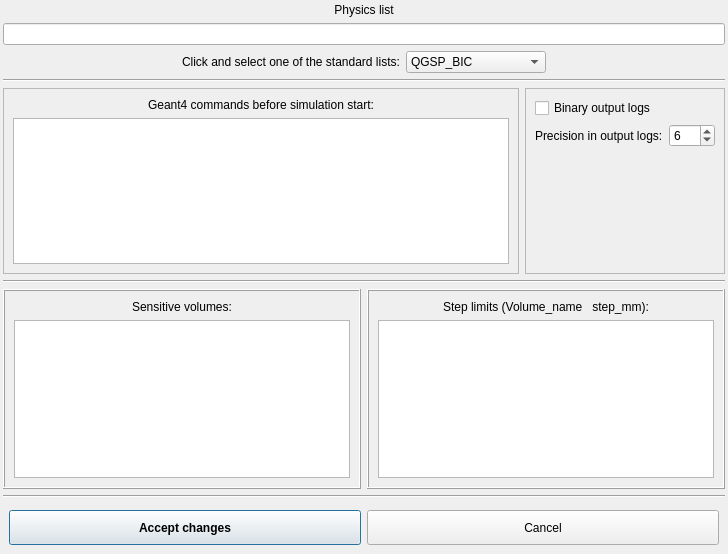
Above: src/gui/ageant4configdialog.ui from andrmor/ANTS2 before the change. Below: the same form after it.
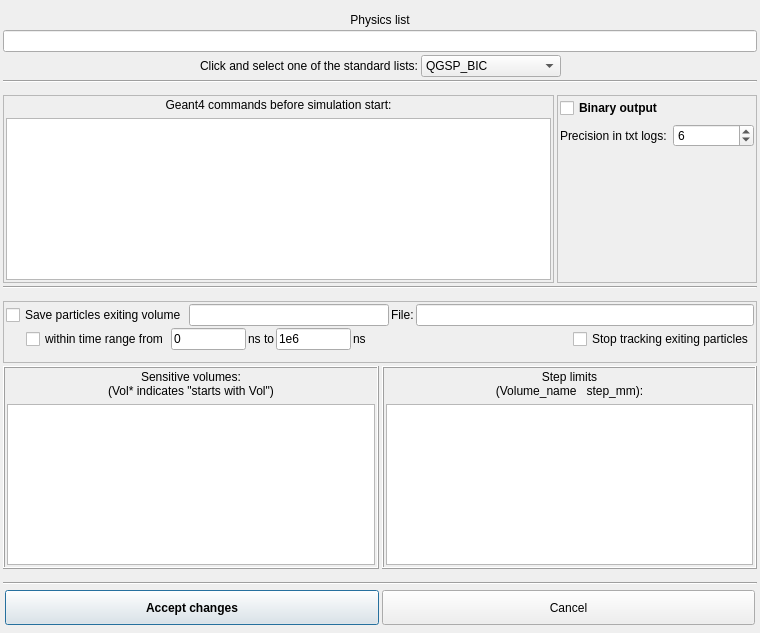
That is the form after the change.

Commit message: add request to G4ants to save exiting particles

The edit to the form file:
```diff
--- a/src/gui/ageant4configdialog.ui
+++ b/src/gui/ageant4configdialog.ui
@@ -6,14 +6,17 @@
    <rect>
     <x>0</x>
     <y>0</y>
-    <width>728</width>
-    <height>554</height>
+    <width>760</width>
+    <height>633</height>
    </rect>
   </property>
   <property name="windowTitle">
    <string>Ants2 &lt;-&gt; Geant4 exchange settings</string>
   </property>
   <layout class="QVBoxLayout" name="verticalLayout">
+   <property name="spacing">
+    <number>3</number>
+   </property>
    <property name="leftMargin">
     <number>3</number>
    </property>
@@ -50,7 +53,14 @@
     </widget>
    </item>
    <item>
-    <widget class="QLineEdit" name="lePhysicsList"/>
+    <widget class="QLineEdit" name="lePhysicsList">
+     <property name="font">
+      <font>
+       <weight>75</weight>
+       <bold>true</bold>
+      </font>
+     </property>
+    </widget>
    </item>
    <item>
     <layout class="QHBoxLayout" name="horizontalLayout_3">
@@ -203,6 +213,18 @@
         <enum>QFrame::Raised</enum>
        </property>
        <layout class="QVBoxLayout" name="verticalLayout_5">
+        <property name="leftMargin">
+         <number>2</number>
+        </property>
+        <property name="topMargin">
+         <number>2</number>
+        </property>
+        <property name="rightMargin">
+         <number>2</number>
+        </property>
+        <property name="bottomMargin">
+         <number>2</number>
+        </property>
         <item>
          <widget class="QLabel" name="label">
           <property name="text">
@@ -238,10 +260,28 @@
         <enum>QFrame::Raised</enum>
        </property>
        <layout class="QVBoxLayout" name="verticalLayout_6">
+        <property name="leftMargin">
+         <number>2</number>
+        </property>
+        <property name="topMargin">
+         <number>2</number>
+        </property>
+        <property name="rightMargin">
+         <number>2</number>
+        </property>
+        <property name="bottomMargin">
+         <number>2</number>
+        </property>
         <item>
          <widget class="QCheckBox" name="cbBinaryOutput">
+          <property name="font">
+           <font>
+            <weight>75</weight>
+            <bold>true</bold>
+           </font>
+          </property>
           <property name="text">
-           <string>Binary output logs</string>
+           <string>Binary output</string>
           </property>
          </widget>
         </item>
@@ -255,7 +295,7 @@
             <item>
              <widget class="QLabel" name="label_7">
               <property name="text">
-               <string>Precision in output logs:</string>
+               <string>Precision in txt logs:</string>
               </property>
              </widget>
             </item>
@@ -321,6 +361,195 @@
      </property>
     </spacer>
    </item>
+   <item>
+    <widget class="QFrame" name="frame_5">
+     <property name="minimumSize">
+      <size>
+       <width>0</width>
+       <height>0</height>
+      </size>
+     </property>
+     <property name="frameShape">
+      <enum>QFrame::StyledPanel</enum>
+     </property>
+     <property name="frameShadow">
+      <enum>QFrame::Raised</enum>
+     </property>
+     <layout class="QVBoxLayout" name="verticalLayout_8">
+      <property name="spacing">
+       <number>2</number>
+      </property>
+      <property name="leftMargin">
+       <number>2</number>
+      </property>
+      <property name="topMargin">
+       <number>2</number>
+      </property>
+      <property name="rightMargin">
+       <number>2</number>
+      </property>
+      <property name="bottomMargin">
+       <number>2</number>
+      </property>
+      <item>
+       <layout class="QHBoxLayout" name="horizontalLayout_2">
+        <item>
+         <widget class="QCheckBox" name="cbSaveParticles">
+          <property name="font">
+           <font>
+            <weight>50</weight>
+            <bold>false</bold>
+           </font>
+          </property>
+          <property name="toolTip">
+           <string>Save and kill particles exiting this volume.
+Respects the &quot;Binary output&quot; control</string>
+          </property>
+          <property name="text">
+           <string>Save particles exiting volume</string>
+          </property>
+         </widget>
+        </item>
+        <item>
+         <widget class="QLineEdit" name="leExitVolumeName">
+          <property name="maximumSize">
+           <size>
+            <width>200</width>
+            <height>16777215</height>
+           </size>
+          </property>
+         </widget>
+        </item>
+        <item>
+         <widget class="QLabel" name="label_11">
+          <property name="text">
+           <string>File:</string>
+          </property>
+         </widget>
+        </item>
+        <item>
+         <widget class="QLineEdit" name="leParticlesFileName"/>
+        </item>
+       </layout>
+      </item>
+      <item>
+       <layout class="QHBoxLayout" name="horizontalLayout_8">
+        <item>
+         <spacer name="horizontalSpacer_2">
+          <property name="orientation">
+           <enum>Qt::Horizontal</enum>
+          </property>
+          <property name="sizeType">
+           <enum>QSizePolicy::Fixed</enum>
+          </property>
+          <property name="sizeHint" stdset="0">
+           <size>
+            <width>20</width>
+            <height>20</height>
+           </size>
+          </property>
+         </spacer>
+        </item>
+        <item>
+         <widget class="QCheckBox" name="cbUseTimeWindow">
+          <property name="text">
+           <string>within time range from</string>
+          </property>
+         </widget>
+        </item>
+        <item>
+         <widget class="QLineEdit" name="ledTimeFrom">
+          <property name="minimumSize">
+           <size>
+            <width>0</width>
+            <height>0</height>
+           </size>
+          </property>
+          <property name="maximumSize">
+           <size>
+            <width>75</width>
+            <height>16777215</height>
+           </size>
+          </property>
+          <property name="text">
+           <string>0</string>
+          </property>
+         </widget>
+        </item>
+        <item>
+         <widget class="QLabel" name="label_8">
+          <property name="text">
+           <string>ns to</string>
+          </property>
+         </widget>
+        </item>
+        <item>
+         <widget class="QLineEdit" name="ledTimeTo">
+          <property name="minimumSize">
+           <size>
+            <width>0</width>
+            <height>0</height>
+           </size>
+          </property>
+          <property name="maximumSize">
+           <size>
+            <width>75</width>
+            <height>16777215</height>
+           </size>
+          </property>
+          <property name="text">
+           <string>1e6</string>
+          </property>
+         </widget>
+        </item>
+        <item>
+         <widget class="QLabel" name="label_10">
+          <property name="text">
+           <string>ns</string>
+          </property>
+         </widget>
+        </item>
+        <item>
+         <spacer name="horizontalSpacer">
+          <property name="orientation">
+           <enum>Qt::Horizontal</enum>
+          </property>
+          <property name="sizeType">
+           <enum>QSizePolicy::Expanding</enum>
+          </property>
+          <property name="sizeHint" stdset="0">
+           <size>
+            <width>20</width>
+            <height>20</height>
+           </size>
+          </property>
+         </spacer>
+        </item>
+        <item>
+         <widget class="QCheckBox" name="cbStopTrackExiting">
+          <property name="text">
+           <string>Stop tracking exiting particles</string>
+          </property>
+         </widget>
+        </item>
+       </layout>
+      </item>
+      <item>
+       <spacer name="verticalSpacer_6">
+        <property name="orientation">
+         <enum>Qt::Vertical</enum>
+        </property>
+        <property name="sizeHint" stdset="0">
+         <size>
+          <width>20</width>
+          <height>40</height>
+         </size>
+        </property>
+       </spacer>
+      </item>
+     </layout>
+    </widget>
+   </item>
    <item>
     <layout class="QHBoxLayout" name="horizontalLayout">
      <property name="topMargin">
@@ -341,13 +570,26 @@
         <enum>QFrame::Raised</enum>
        </property>
        <layout class="QVBoxLayout" name="verticalLayout_2">
+        <property name="leftMargin">
+         <number>2</number>
+        </property>
+        <property name="topMargin">
+         <number>2</number>
+        </property>
+        <property name="rightMargin">
+         <number>2</number>
+        </property>
+        <property name="bottomMargin">
+         <number>2</number>
+        </property>
         <item>
          <widget class="QLabel" name="label_2">
           <property name="toolTip">
            <string>List of volumes where deposition information will be collected</string>
           </property>
           <property name="text">
-           <string>Sensitive volumes:</string>
+           <string>Sensitive volumes:
+(Vol* indicates &quot;starts with Vol&quot;)</string>
           </property>
           <property name="alignment">
            <set>Qt::AlignCenter</set>
@@ -379,6 +621,18 @@
         <enum>QFrame::Raised</enum>
        </property>
        <layout class="QVBoxLayout" name="verticalLayout_3">
+        <property name="leftMargin">
+         <number>2</number>
+        </property>
+        <property name="topMargin">
+         <number>2</number>
+        </property>
+        <property name="rightMargin">
+         <number>2</number>
+        </property>
+        <property name="bottomMargin">
+         <number>2</number>
+        </property>
         <item>
          <widget class="QLabel" name="label_5">
           <property name="toolTip">
@@ -386,7 +640,8 @@
 Format: Volume_name  Step_in_mm</string>
           </property>
           <property name="text">
-           <string>Step limits (Volume_name   step_mm):</string>
+           <string>Step limits
+(Volume_name   step_mm):</string>
           </property>
           <property name="alignment">
            <set>Qt::AlignCenter</set>
@@ -432,16 +687,16 @@
    <item>
     <layout class="QHBoxLayout" name="horizontalLayout_4">
      <property name="leftMargin">
-      <number>6</number>
+      <number>2</number>
      </property>
      <property name="topMargin">
-      <number>6</number>
+      <number>2</number>
      </property>
      <property name="rightMargin">
-      <number>6</number>
+      <number>2</number>
      </property>
      <property name="bottomMargin">
-      <number>6</number>
+      <number>5</number>
      </property>
      <item>
       <widget class="QPushButton" name="pbAccept">
```
The commit also changes 4 other files.
